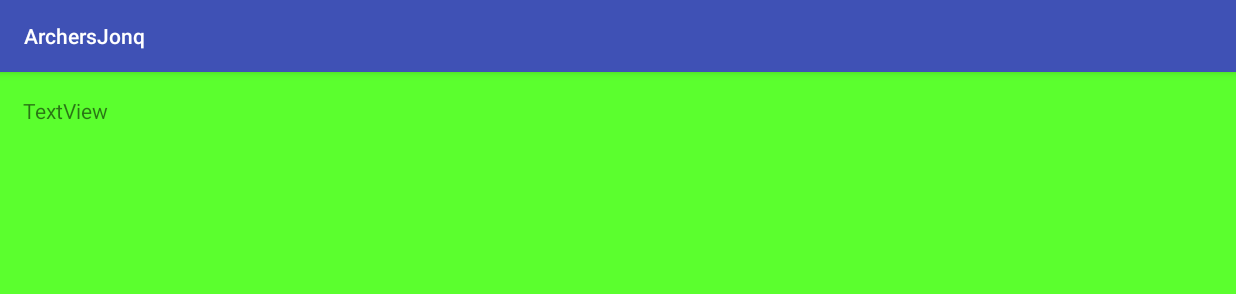
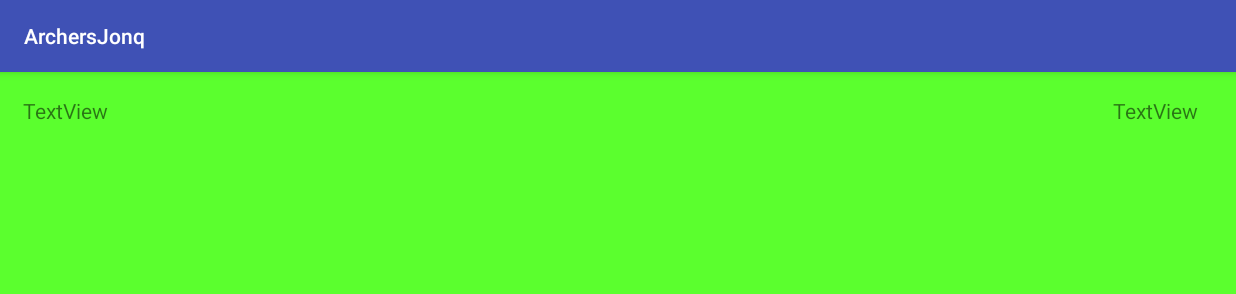
Before and after one commit to DarHa1531212/DarHa_ArchersJonquiere, an Android app: the screen it shows after launch (CompteRebours), on a phone screen of 824 x 412 dp (held sideways). Shown: the top 294 px of the screen. Run offline under Robolectric (Android 15) with nearby library versions, the phone set to English and light mode, and no system bars; 3 statements that could not run were skipped.

Commit message:
push itération 2 excel

```diff
--- a/ArchersJonq/app/src/main/res/layout/activity_compte_rebours.xml
+++ b/ArchersJonq/app/src/main/res/layout/activity_compte_rebours.xml
@@ -43,5 +43,16 @@
         android:text="TextView"
         android:id="@+id/volee"/>
 
+    <TextView
+        android:id="@+id/ProchainGroupeDeTir"
+        android:layout_width="wrap_content"
+        android:layout_height="wrap_content"
+        android:layout_alignParentEnd="true"
+        android:layout_alignParentRight="true"
+        android:layout_alignTop="@+id/volee"
+        android:layout_marginEnd="25dp"
+        android:layout_marginRight="25dp"
+        android:text="TextView" />
+
 
 </RelativeLayout>
```
Also changed, not shown: ArchersJonq/app/src/main/java/info/dicj/archersjonq/CompteRebours.java (+34 -13 lines), 1 other file.
